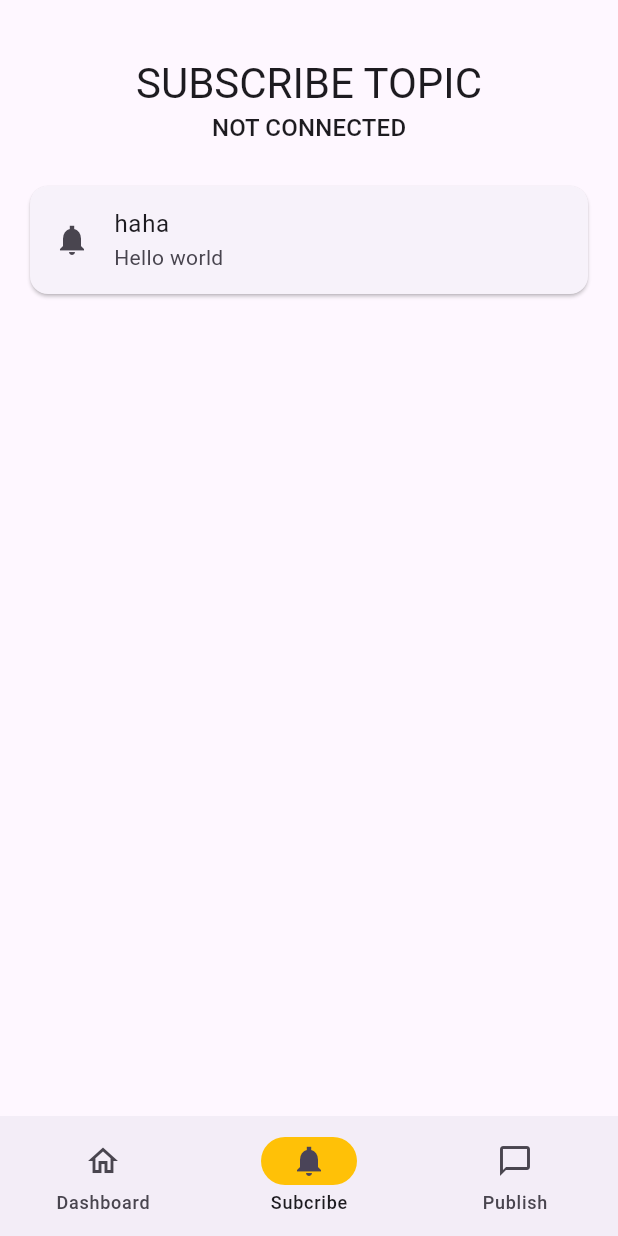
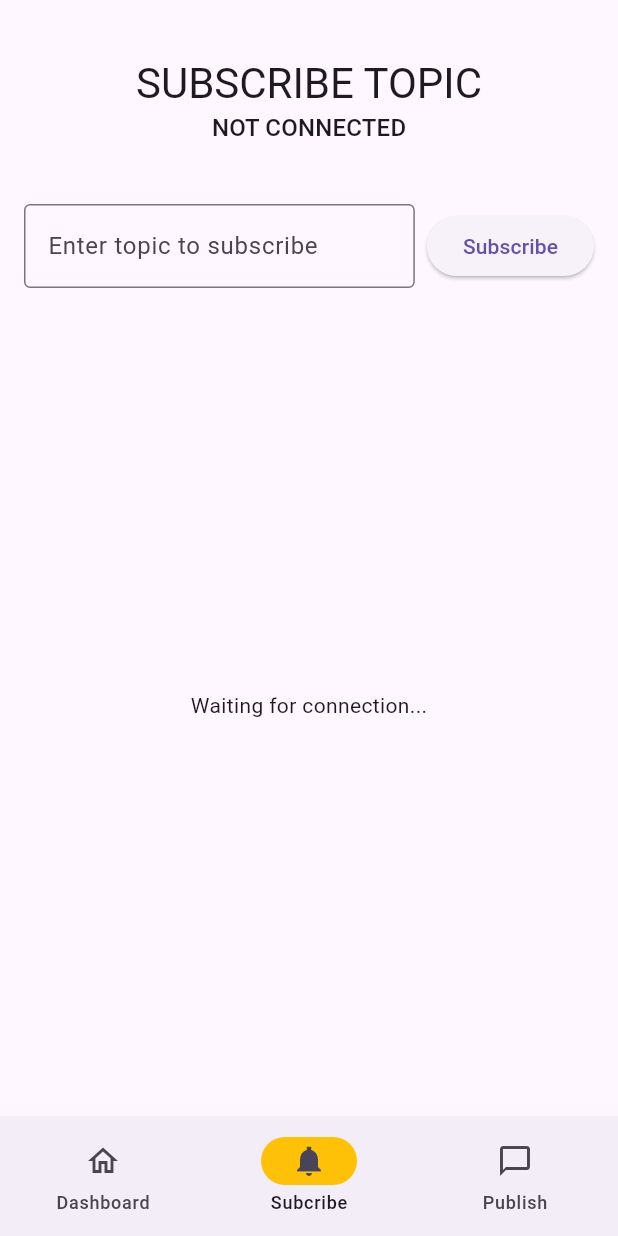
Before and after one commit to codecinn27/MQTT-Client-Flutter, a Flutter app: the screen it shows after launch, item 2 of the bottom bar chosen, on a phone screen of 412 x 824 dp. Run offline on Flutter 3.47's test engine with Material 3 defaults, Android fonts, the phone set to English and light mode, and no system bars; our stand-ins replace google_fonts; missing offline and left inert: mqtt_client; Roboto replaces fonts that are missing (Kanit).

Commit message:
subscribe message added

```diff
--- /dev/null
+++ b/lib/providers/messageProvider.dart
@@ -0,0 +1,20 @@
+import 'package:flutter/material.dart';
+
+class MessageProvider with ChangeNotifier {
+  final List<Map<String, String>> _messages = [];
+
+  List<Map<String, String>> get messages => _messages;
+
+  void addMessage(String topic, String message) {
+    _messages.insert(0, {
+      'title': topic,
+      'subtitle': message,
+    });
+    notifyListeners();
+  }
+
+  void clearMessages() {
+    _messages.clear();
+    notifyListeners();
+  }
+}
--- a/lib/providers/mqttService_provider.dart
+++ b/lib/providers/mqttService_provider.dart
@@ -1,6 +1,7 @@
 import 'package:flutter/material.dart';
 import 'package:mqtt_client/mqtt_client.dart';
 import 'package:mqtt_client/mqtt_server_client.dart';
+import 'package:mqtt_led/providers/messageProvider.dart';
 
 class MQTTProvider with ChangeNotifier {
   late MqttServerClient _client;
@@ -10,24 +11,54 @@ class MQTTProvider with ChangeNotifier {
   bool get isConnected => _isConnected;
   String get brokerAddress => _brokerAddress;
 
+  // to received message
+  Function(String, String)? _onMessageReceived;
+
+  // 🧠 Register message callback
+  void setOnMessageReceived(Function(String topic, String message) callback) {
+    _onMessageReceived = callback;
+  }
+
+
   Future<void> connect(String address, {int port = 1883}) async {
     _brokerAddress = address;
-    _client = MqttServerClient(address, 'flutter_client');
+     _client = MqttServerClient(address, 'flutter_client_${DateTime.now().millisecondsSinceEpoch}');
     _client.port = port; // Now uses port
     _client.keepAlivePeriod = 20;
     _client.onConnected = onConnected;
     _client.onDisconnected = onDisconnected;
-    _client.logging(on: false);
+    _client.onSubscribed = (topic) {
+      print('✅ Subscribed to topic: $topic');
+    };
+    _client.logging(on: true);
+
+    final connMessage = MqttConnectMessage()
+        .withClientIdentifier('flutter_client_${DateTime.now().millisecondsSinceEpoch}')
+        .startClean()
+        .withWillQos(MqttQos.atMostOnce); // QoS 0
+    _client.connectionMessage = connMessage;
 
     try {
       await _client.connect();
+      print('✅ MQTT Connected');
+
+      // 🧠 Only after connection
+      _client.updates!.listen((List<MqttReceivedMessage<MqttMessage>> event) {
+      for (final message in event) {
+          _onMessage(message);
+        }
+      });
+
+      _isConnected = true;
+      notifyListeners();
     } catch (e) {
+      print('❌ MQTT Connection failed: $e');
       _client.disconnect();
     }
   }
 
   void onConnected() {
-    print("Connected to broker");
+    print("✅ Connected to broker");
     _isConnected = true;
     notifyListeners();
 
@@ -36,7 +67,7 @@ class MQTTProvider with ChangeNotifier {
   }
 
   void onDisconnected() {
-    print("Disconnected from broker");
+    print("❌ Disconnected from broker");
     _isConnected = false;
     notifyListeners();
   }
@@ -45,6 +76,36 @@ class MQTTProvider with ChangeNotifier {
     final builder = MqttClientPayloadBuilder();
     builder.addString(message);
     _client.publishMessage(topic, MqttQos.atLeastOnce, builder.payload!);
+    print("📤 Published: '$message' to topic '$topic'");
+  }
+
+  // ✅ New subscribe function
+  void subscribe(String topic) {
+    _client.subscribe(topic, MqttQos.atMostOnce); // QoS 0
+    print("📡 Subscribing to topic: $topic");
+  }
+
+  late MessageProvider messageProvider;
+
+  void attachMessageProvider(MessageProvider provider) {
+    messageProvider = provider;
+  }
+
+  // ✅ Internal handler for incoming messages
+  void _onMessage(MqttReceivedMessage<MqttMessage> event) {
+    final topic = event.topic;
+    final payloadMessage = event.payload as MqttPublishMessage;
+
+    // Correct way to decode the payload
+    final payloadString = MqttPublishPayload.bytesToStringAsString(payloadMessage.payload.message);
+
+    print('📥 Message received: [$topic] Payload: $payloadString');
+
+    // Save to provider
+    messageProvider.addMessage(topic, payloadString);
+
+    // Optional: call additional callback if needed
+    _onMessageReceived?.call(topic, payloadString);
   }
 
 }
--- a/lib/screens/publish.dart
+++ b/lib/screens/publish.dart
@@ -25,6 +25,7 @@ class _PublishScreenState extends State<PublishScreen> {
   @override
   Widget build(BuildContext context) {
     final mqtt = Provider.of<MQTTProvider>(context, listen: false);
+
     final brokerAddress = mqtt.brokerAddress;
     final displayAddress = brokerAddress.isEmpty ? 'Not connected': brokerAddress;
 
--- a/lib/screens/subscribe.dart
+++ b/lib/screens/subscribe.dart
@@ -1,4 +1,5 @@
 import 'package:flutter/material.dart';
+import 'package:mqtt_led/providers/messageProvider.dart';
 import 'package:mqtt_led/providers/mqttService_provider.dart';
 import 'package:mqtt_led/share/styled_text.dart';
 import 'package:mqtt_led/widget/card_list.dart';
@@ -12,9 +13,27 @@ class Subscribe_screen extends StatefulWidget {
 }
 
 class _Subscribe_screenState extends State<Subscribe_screen> {
+  final TextEditingController _subscribeTopicController = TextEditingController();
+
+  @override
+  void initState() {
+    super.initState();
+
+    // Delay so context is fully available
+    WidgetsBinding.instance.addPostFrameCallback((_) {
+      final mqtt = Provider.of<MQTTProvider>(context, listen: false);
+      final messages = Provider.of<MessageProvider>(context, listen: false);
+
+      if (mqtt.isConnected) {
+        mqtt.attachMessageProvider(messages); // Important!
+      }
+    });
+  }
+
   @override
   Widget build(BuildContext context) {
     final mqtt = Provider.of<MQTTProvider>(context, listen: false);
+    final messages = Provider.of<MessageProvider>(context); // listen: true by default
     final brokerAddress = mqtt.brokerAddress;
     final displayAddress = brokerAddress.isEmpty
         ? 'Not connected'
@@ -33,10 +52,49 @@ class _Subscribe_screenState extends State<Subscribe_screen> {
           ),
         ),
       ),
-      body: Column(
-        children: [
-          SubcribeMessage(title: "haha", subtitle: "Hello world"),
-        ],
+       body: Padding(
+        padding: const EdgeInsets.all(16),
+        child: Column(
+          children: [
+            Row(
+              children: [
+                Expanded(
+                  child: TextField(
+                    controller: _subscribeTopicController,
+                    decoration: const InputDecoration(
+                      labelText: 'Enter topic to subscribe',
+                      border: OutlineInputBorder(),
+                    ),
+                  ),
+                ),
+                const SizedBox(width: 8),
+                ElevatedButton(
+                  onPressed: (){
+                    if (mqtt.isConnected) {
+                      mqtt.subscribe(_subscribeTopicController.text);
+                    }
+                  },
+                  child: const Text('Subscribe'),
+                ),
+              ],
+            ),
+            const SizedBox(height: 20),
+            Expanded(
+              child: mqtt.isConnected
+                ? ListView.builder(
+                    itemCount: messages.messages.length,
+                    itemBuilder: (context, index) {
+                      final msg = messages.messages[index];
+                      return SubcribeMessage(
+                        title: msg['title']!,
+                        subtitle: msg['subtitle']!,
+                      );
+                    },
+                  )
+              : const Center(child: Text('Waiting for connection...')),
+            ),
+          ],
+        ),
       ),
     );
   }
--- a/lib/widget/card_list.dart
+++ b/lib/widget/card_list.dart
@@ -12,16 +12,13 @@ class SubcribeMessage extends StatelessWidget {
 
   @override
   Widget build(BuildContext context) {
-    return Padding(
-      padding: const EdgeInsets.only(left: 16.0, right: 16.0),
-      child: Card(
+    return Card(
         child: ListTile(
 
           leading: Icon(Icons.notifications_sharp),
           title: Text(title),
           subtitle: Text(subtitle),
         ),
-      ),
-    );
+      );
   }
 }
```
Also changed, not shown: lib/main.dart (+6 -3 lines), lib/providers/broker_provider.dart (deleted, +0 -40 lines).
